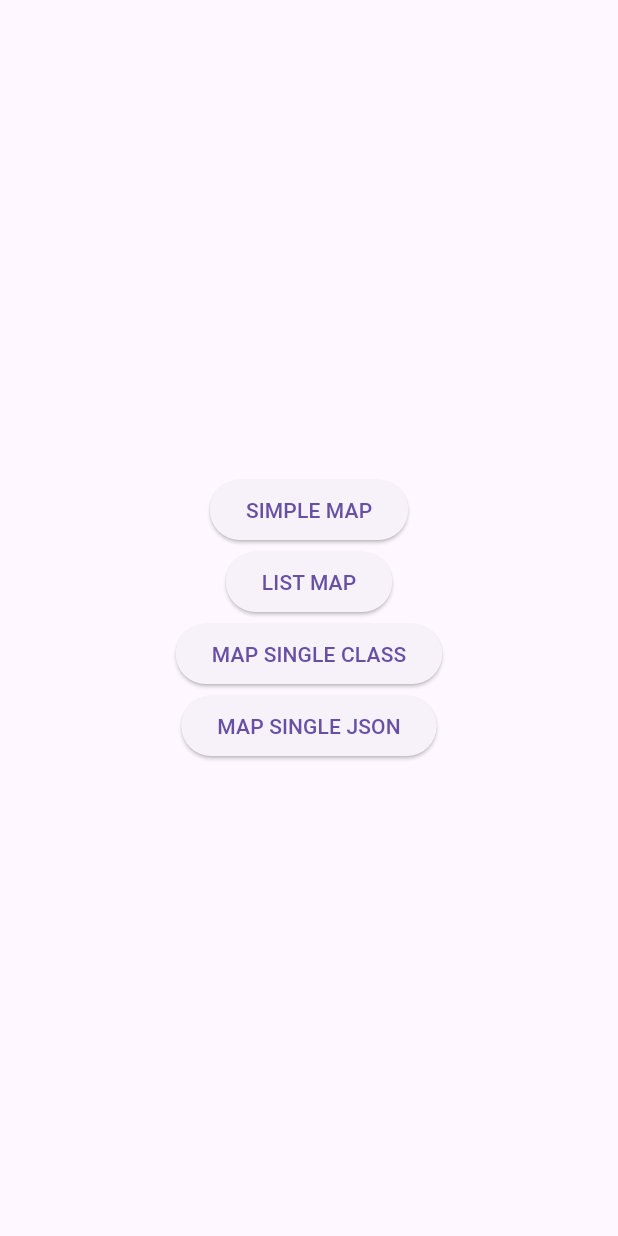
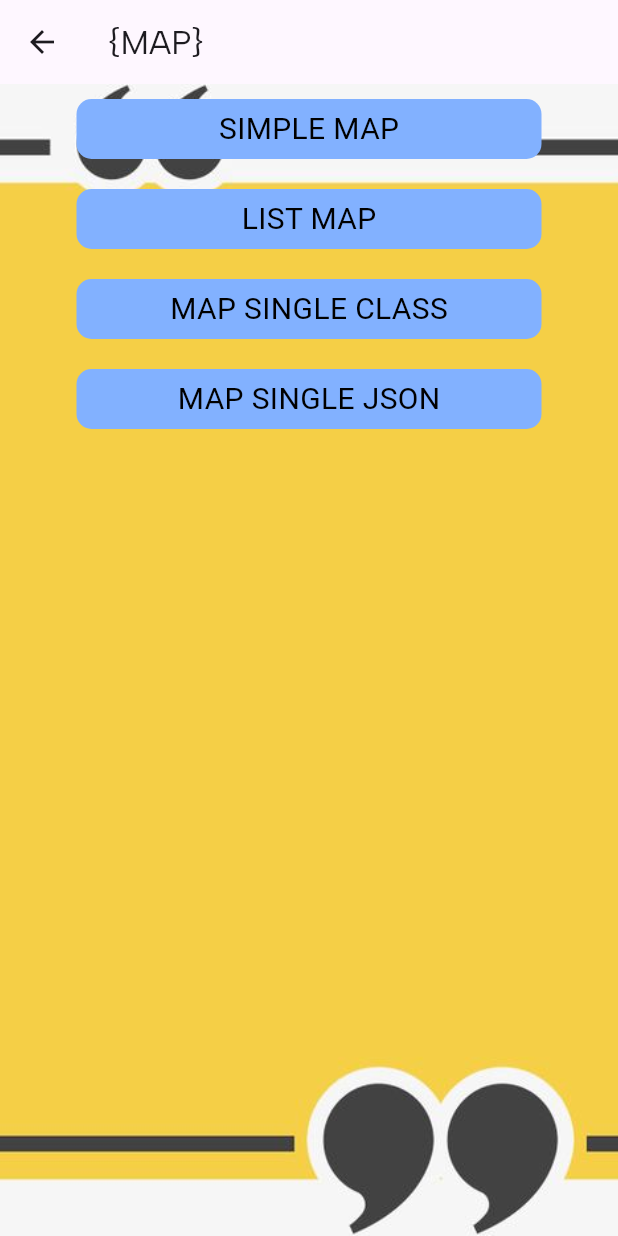
Before and after one commit to pradiptapaniya2023/API_practice_h, a Flutter app: the Map_Homepage screen opened directly, on a phone screen of 412 x 824 dp. Run offline on Flutter 3.47's test engine with Material 3 defaults, Android fonts, the phone set to English and light mode, and no system bars; missing offline and left inert: dart:ffi; Roboto replaces fonts that are missing (fontfamily).

Commit message:
Design change

```diff
--- a/lib/map/homepage.dart
+++ b/lib/map/homepage.dart
@@ -15,54 +15,119 @@ class _Map_HomepageState extends State<Map_Homepage> {
   @override
   Widget build(BuildContext context) {
     return Scaffold(
-      body: Column(
-        mainAxisAlignment: MainAxisAlignment.center,
+      appBar: AppBar(
+        title: Text(
+          "{MAP}",
+          style: TextStyle(fontFamily: "familyfont"),
+        ),
+      ),
+      body: Container(
+        height: double.infinity,
+        width: double.infinity,
+        decoration: BoxDecoration(
+            image: DecorationImage(
+                fit: BoxFit.cover,
+                image: AssetImage("asset/images/Inside bg.jpg"))),
+        child: Column(
           children: [
-          Center(
-            child: ElevatedButton(
-                onPressed: () {
+            Container(
+              margin: EdgeInsets.all(10),
+              height: 40,
+              width: 310,
+              decoration: BoxDecoration(
+                  color: Colors.blueAccent[100],
+                  borderRadius: BorderRadius.all(Radius.circular(10))),
+              child: InkWell(
+                  onTap: () {
                     Navigator.push(context, MaterialPageRoute(
                       builder: (context) {
                         return Simplemap();
                       },
                     ));
                   },
-                child: Text("SIMPLE MAP")),
+                  child: Center(
+                      child: Text(
+                    "SIMPLE MAP",
+                    style: TextStyle(
+                        color: Colors.black,
+                        fontFamily: "fontfamily",
+                        fontSize: 20),
+                  ))),
             ),
-          Center(
-            child: ElevatedButton(
-                onPressed: () {
+            Container(
+              margin: EdgeInsets.all(10),
+              height: 40,
+              width: 310,
+              decoration: BoxDecoration(
+                  color: Colors.blueAccent[100],
+                  borderRadius: BorderRadius.all(Radius.circular(10))),
+              child: InkWell(
+                  onTap: () {
                     Navigator.push(context, MaterialPageRoute(
                       builder: (context) {
                         return Map_List();
                       },
                     ));
                   },
-                child: Text("LIST MAP")),
+                  child: Center(
+                      child: Text(
+                    "LIST MAP",
+                    style: TextStyle(
+                        color: Colors.black,
+                        fontFamily: "fontfamily",
+                        fontSize: 20),
+                  ))),
             ),
-          Center(
-            child: ElevatedButton(
-                onPressed: () {
+            Container(
+              margin: EdgeInsets.all(10),
+              height: 40,
+              width: 310,
+              decoration: BoxDecoration(
+                  color: Colors.blueAccent[100],
+                  borderRadius: BorderRadius.all(Radius.circular(10))),
+              child: InkWell(
+                  onTap: () {
                     Navigator.push(context, MaterialPageRoute(
                       builder: (context) {
                         return Map_Single();
                       },
                     ));
                   },
-                child: Text("MAP SINGLE CLASS")),
+                  child: Center(
+                      child: Text(
+                    "MAP SINGLE CLASS",
+                    style: TextStyle(
+                        color: Colors.black,
+                        fontFamily: "fontfamily",
+                        fontSize: 20),
+                  ))),
             ),
-          Center(
-            child: ElevatedButton(
-                onPressed: () {
+            Container(
+              margin: EdgeInsets.all(10),
+              height: 40,
+              width: 310,
+              decoration: BoxDecoration(
+                  color: Colors.blueAccent[100],
+                  borderRadius: BorderRadius.all(Radius.circular(10))),
+              child: InkWell(
+                  onTap: () {
                     Navigator.push(context, MaterialPageRoute(
                       builder: (context) {
                         return Map_Json();
                       },
                     ));
                   },
-                child: Text("MAP SINGLE JSON")),
-          )
+                  child: Center(
+                      child: Text(
+                    "MAP SINGLE JSON",
+                    style: TextStyle(
+                        color: Colors.black,
+                        fontFamily: "fontfamily",
+                        fontSize: 20),
+                  ))),
+            ),
           ],
+        ),
       ),
     );
   }
```
Also changed, not shown: lib/main_homepage.dart (+67 -15 lines), pubspec.yaml (+6 -6 lines), asset/fonts/AlbertSans-Regular.ttf (added), asset/images/Bg.jpg (added), asset/images/Inside bg.jpg (added). Lines whose indentation alone changed are shown as unchanged.
